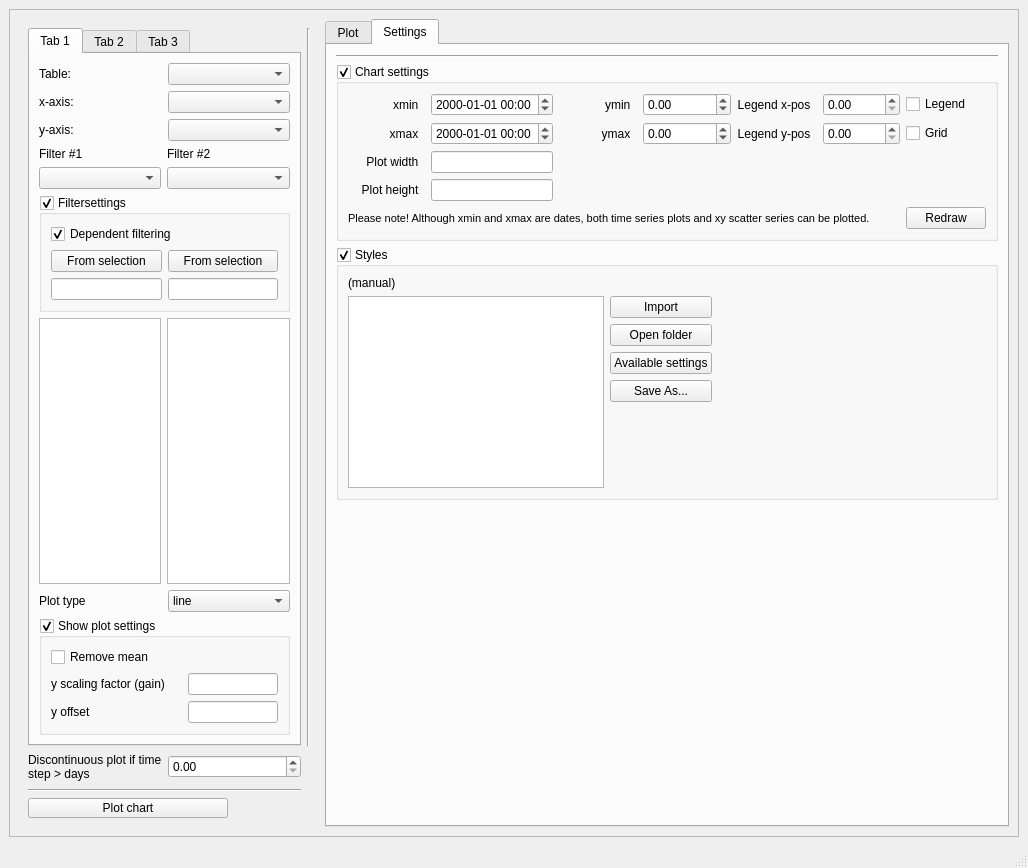
Old version of the form ui/customplotdialog.ui in the repository jkall/qgis-midvatten-plugin.
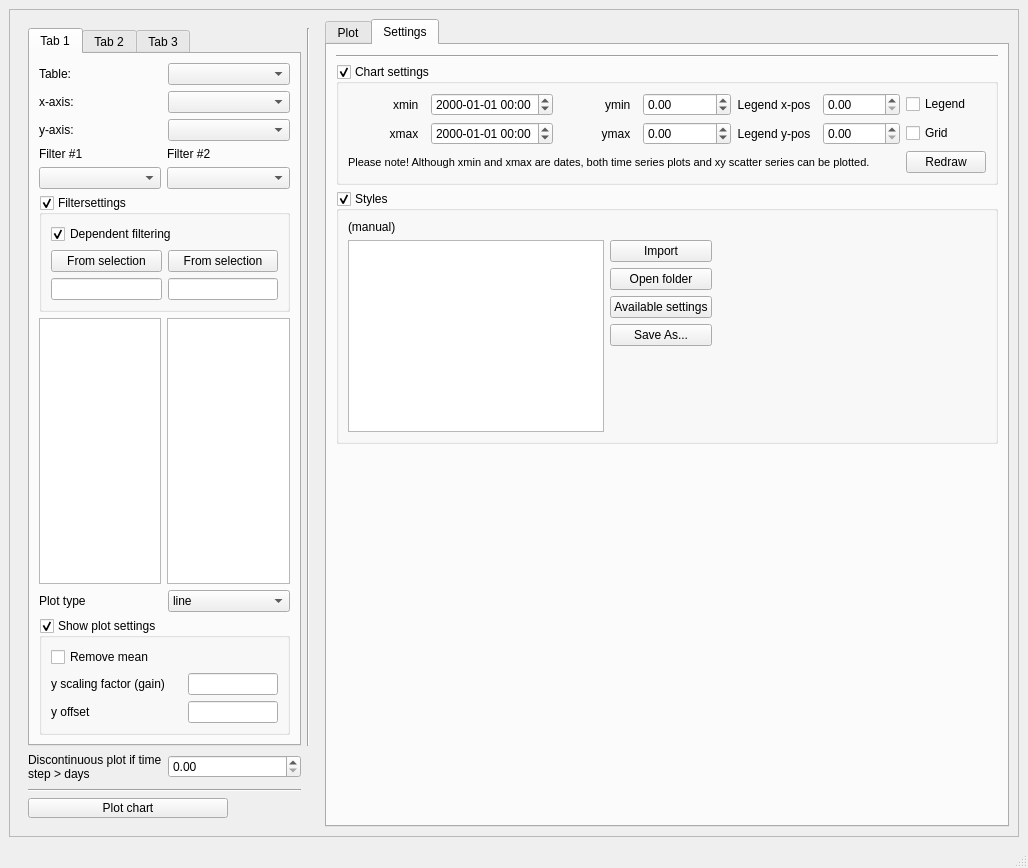
New version of the form. The open tabs and pages were chosen to show the change.

Commit message: Fixes customplot grid not showing.

```diff
--- a/ui/customplotdialog.ui
+++ b/ui/customplotdialog.ui
@@ -1962,7 +1962,7 @@
                      </property>
                     </widget>
                    </item>
-                   <item row="5" column="0" colspan="6">
+                   <item row="3" column="0" colspan="6">
                     <widget class="QLabel" name="label_10">
                      <property name="font">
                       <font>
@@ -2192,7 +2192,7 @@
                      </property>
                     </widget>
                    </item>
-                   <item row="5" column="6">
+                   <item row="3" column="6">
                     <widget class="QPushButton" name="Redraw_pushButton">
                      <property name="sizePolicy">
                       <sizepolicy hsizetype="Fixed" vsizetype="Fixed">
@@ -2222,80 +2222,6 @@
                      </property>
                     </widget>
                    </item>
-                   <item row="3" column="0">
-                    <widget class="QLabel" name="label_18">
-                     <property name="sizePolicy">
-                      <sizepolicy hsizetype="Minimum" vsizetype="Preferred">
-                       <horstretch>0</horstretch>
-                       <verstretch>0</verstretch>
-                      </sizepolicy>
-                     </property>
-                     <property name="font">
-                      <font>
-                       <pointsize>9</pointsize>
-                      </font>
-                     </property>
-                     <property name="text">
-                      <string>Plot height  </string>
-                     </property>
-                     <property name="alignment">
-                      <set>Qt::AlignRight|Qt::AlignTrailing|Qt::AlignVCenter</set>
-                     </property>
-                    </widget>
-                   </item>
-                   <item row="3" column="1">
-                    <widget class="QLineEdit" name="plot_height">
-                     <property name="sizePolicy">
-                      <sizepolicy hsizetype="Minimum" vsizetype="Fixed">
-                       <horstretch>0</horstretch>
-                       <verstretch>0</verstretch>
-                      </sizepolicy>
-                     </property>
-                     <property name="sizeIncrement">
-                      <size>
-                       <width>0</width>
-                       <height>0</height>
-                      </size>
-                     </property>
-                     <property name="inputMethodHints">
-                      <set>Qt::ImhDigitsOnly</set>
-                     </property>
-                    </widget>
-                   </item>
-                   <item row="2" column="1">
-                    <widget class="QLineEdit" name="plot_width">
-                     <property name="sizePolicy">
-                      <sizepolicy hsizetype="Minimum" vsizetype="Fixed">
-                       <horstretch>0</horstretch>
-                       <verstretch>0</verstretch>
-                      </sizepolicy>
-                     </property>
-                     <property name="inputMethodHints">
-                      <set>Qt::ImhDigitsOnly</set>
-                     </property>
-                    </widget>
-                   </item>
-                   <item row="2" column="0">
-                    <widget class="QLabel" name="label_17">
-                     <property name="sizePolicy">
-                      <sizepolicy hsizetype="Minimum" vsizetype="Preferred">
-                       <horstretch>0</horstretch>
-                       <verstretch>0</verstretch>
-                      </sizepolicy>
-                     </property>
-                     <property name="font">
-                      <font>
-                       <pointsize>9</pointsize>
-                      </font>
-                     </property>
-                     <property name="text">
-                      <string>Plot width  </string>
-                     </property>
-                     <property name="alignment">
-                      <set>Qt::AlignRight|Qt::AlignTrailing|Qt::AlignVCenter</set>
-                     </property>
-                    </widget>
-                   </item>
                   </layout>
                  </item>
                 </layout>
```
Left out of the diff: 2 changed lines with no effect on the pictures.
